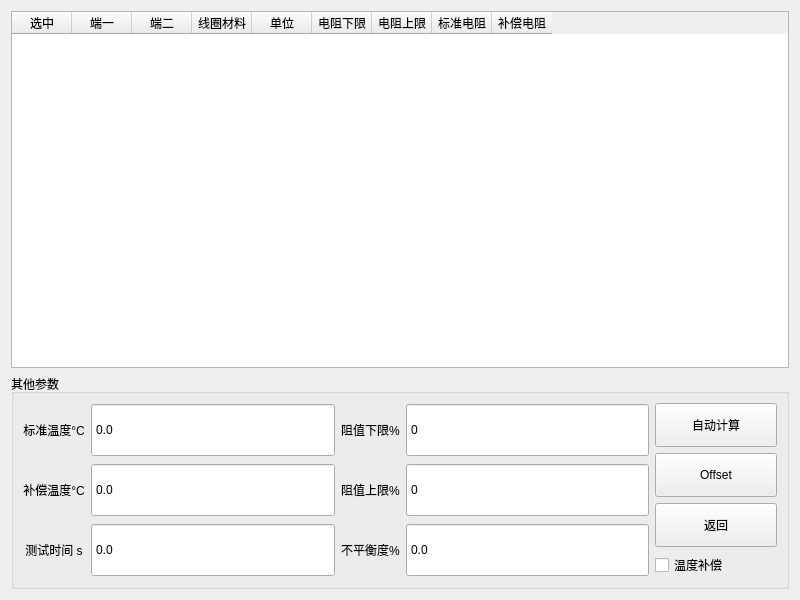
First picture: the form in PageDcr.ui, repository bloglink/aip-tester, before the edit.
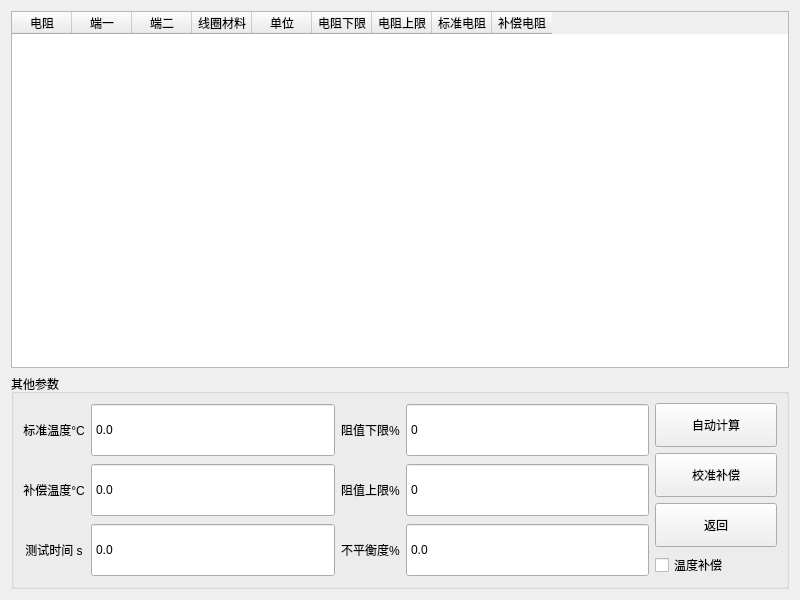
Second picture: the form after the edit.

Commit message: feat:(2.1.0.11)电感模块增加校准补偿

The edit to the form file:
```diff
--- a/PageDcr.ui
+++ b/PageDcr.ui
@@ -27,7 +27,7 @@
      </attribute>
      <column>
       <property name="text">
-       <string>选中</string>
+       <string>电阻</string>
       </property>
      </column>
      <column>
@@ -238,7 +238,7 @@
             </size>
            </property>
            <property name="text">
-            <string>Offset</string>
+            <string>校准补偿</string>
            </property>
           </widget>
          </item>
```
The commit also changes 6 other files.
